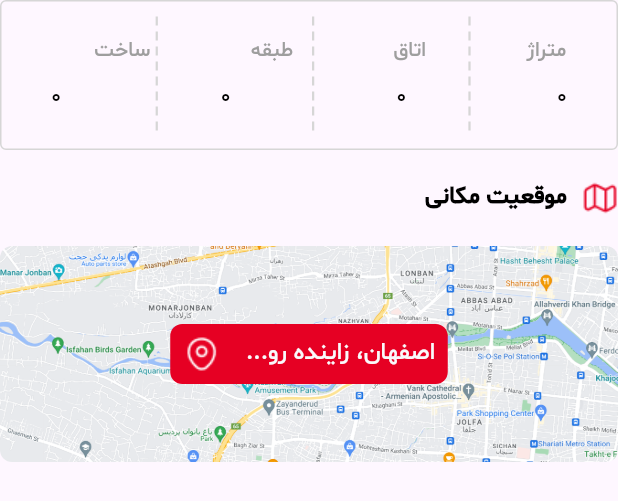
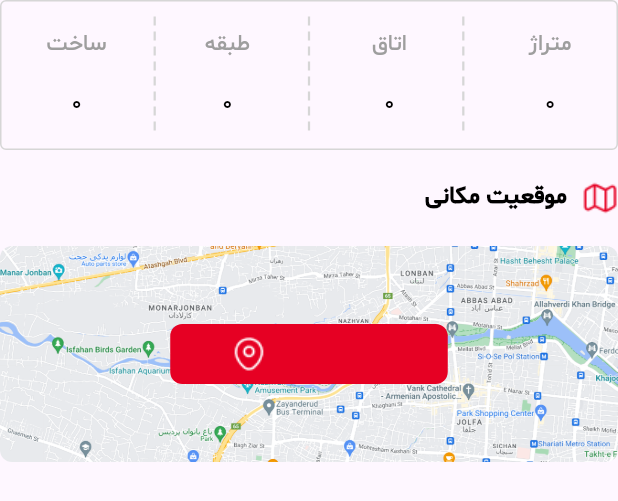
Before and after one commit to HosseinMohammadiii/aviz_project, a Flutter app: the SpecificationBox widget shown alone on an empty page, opened directly with empty values, on a phone screen of 412 x 824 dp. Shown: the top 501 px of the screen. Run offline on Flutter 3.47's test engine with Material 3 defaults, Android fonts, the light colour scheme and no system bars; drawn by our look-alikes of dotted_line; our stand-ins replace dotted_border, image_picker, pinput, smooth_page_indicator, step_progress_indicator.

Commit message:
seven commit

```diff
--- a/lib/class/advertising.dart
+++ b/lib/class/advertising.dart
@@ -5,12 +5,16 @@ class Advertising {
   num? countRom;
   num? floor;
   num? yearBuild;
+  String? title;
+  String? address;
 
   Advertising({
     this.metr,
     this.countRom,
     this.floor,
     this.yearBuild,
+    this.title,
+    this.address,
   });
 }
 
--- a/lib/screen/information_advertising.dart
+++ b/lib/screen/information_advertising.dart
@@ -33,6 +33,19 @@ class _InformationAdvertisingState extends State<InformationAdvertising> {
   ];
 
   int indexContainer = 0;
+
+  txtTitle(String title) {
+    switch (title) {
+      case 'فروش آپارتمان':
+        return 'آپارتمان';
+      case 'فروش ویلا':
+        return 'ویلا';
+      case 'فروش زمین':
+        return 'زمین';
+      default:
+        'آپارتمان';
+    }
+  }
 
   @override
   Widget build(BuildContext context) {
@@ -93,7 +106,7 @@ class _InformationAdvertisingState extends State<InformationAdvertising> {
                   mainAxisAlignment: MainAxisAlignment.spaceBetween,
                   children: [
                     textWidget(
-                      '۱۶ دقیقه پیش در گرگان',
+                      '۱۶ دقیقه پیش در ${widget.advertising.address}',
                       CustomColor.grey500,
                       14,
                       FontWeight.w400,
@@ -107,7 +120,7 @@ class _InformationAdvertisingState extends State<InformationAdvertising> {
                         color: CustomColor.grey200,
                       ),
                       child: textWidget(
-                        'آپارتمان',
+                        txtTitle(widget.advertising.title!),
                         CustomColor.red,
                         14,
                         FontWeight.w400,
@@ -289,8 +302,7 @@ class _SpecificationBoxState extends State<SpecificationBox> {
                 children: [
                   for (var i = 0; i < 3; i++) ...[
                     Padding(
-                      padding:
-                          const EdgeInsets.only(top: 10, bottom: 10, left: 5.5),
+                      padding: const EdgeInsets.only(top: 10, bottom: 10),
                       child: DottedLine(
                         direction: Axis.vertical,
                         dashColor: CustomColor.grey350,
@@ -325,7 +337,7 @@ class _SpecificationBoxState extends State<SpecificationBox> {
         const SizedBox(
           height: 20,
         ),
-        const UploadLocation(),
+        UploadLocation(address: widget.advertising.address!),
       ],
     );
   }
--- a/lib/screen/register_feature_screen.dart
+++ b/lib/screen/register_feature_screen.dart
@@ -33,9 +33,8 @@ class _RegisterFeatureScreenState extends State<RegisterFeatureScreen> {
 
   OverlayEntry? entry;
 
-  double metr = 0;
-
   String txtTitle = 'فروش آپارتمان';
+  String address = '';
 
   @override
   void initState() {
@@ -63,11 +62,11 @@ class _RegisterFeatureScreenState extends State<RegisterFeatureScreen> {
     final size = renderBox.size;
     entry = OverlayEntry(
       builder: (context) => Positioned(
-          width: size.width / 2.6,
+          width: 159,
           child: CompositedTransformFollower(
             link: layerLink,
             showWhenUnlinked: false,
-            offset: Offset(0, size.height / 31),
+            offset: Offset(0, size.height / 35),
             child: SizedBox(
               height: 110,
               child: ScrollConfiguration(
@@ -85,7 +84,8 @@ class _RegisterFeatureScreenState extends State<RegisterFeatureScreen> {
                       },
                       child: Container(
                         alignment: Alignment.topRight,
-                        padding: const EdgeInsets.symmetric(vertical: 4),
+                        padding: const EdgeInsets.symmetric(
+                            vertical: 4, horizontal: 6),
                         color: CustomColor.grey300,
                         child: textWidget(
                           txt[index],
@@ -120,7 +120,7 @@ class _RegisterFeatureScreenState extends State<RegisterFeatureScreen> {
           automaticallyImplyLeading: false,
           flexibleSpace: AppBarWidget(
             stepScreen: 3,
-            screen: const LocatioUpload(),
+            screen: LocatioUpload(),
           ),
         ),
         body: Padding(
@@ -168,6 +168,11 @@ class _RegisterFeatureScreenState extends State<RegisterFeatureScreen> {
                                 color: CustomColor.grey500,
                               ),
                             ),
+                            onChanged: (value) {
+                              setState(() {
+                                address = value;
+                              });
+                            },
                             onTapOutside: (event) {
                               focusNode1.unfocus();
                             },
@@ -298,12 +303,13 @@ class _RegisterFeatureScreenState extends State<RegisterFeatureScreen> {
                   padding: const EdgeInsets.only(bottom: 20, top: 15),
                   child: GestureDetector().textButton(
                     () {
-                      if (controller1.text.isEmpty ||
+                      if (address.isEmpty ||
+                          controller1.text.isEmpty ||
                           controller2.text.isEmpty ||
                           controller3.text.isEmpty ||
                           controller4.text.isEmpty) {
                         displayDialog(
-                            'لطفا تمام ویژگی ها را وارد کنید', context);
+                            'لطفا تمامی فیلد ها را کامل کنید', context);
                       } else {
                         try {
                           num metr = num.parse(controller2.text);
@@ -316,11 +322,15 @@ class _RegisterFeatureScreenState extends State<RegisterFeatureScreen> {
                             countRoom,
                             floor,
                             yearBuild,
+                            txtTitle,
+                            address,
                           );
                           Navigator.push(
                             context,
                             MaterialPageRoute(
-                              builder: (context) => const LocatioUpload(),
+                              builder: (context) => LocatioUpload(
+                                address: address,
+                              ),
                             ),
                           );
                         } catch (e) {
@@ -349,12 +359,16 @@ class _RegisterFeatureScreenState extends State<RegisterFeatureScreen> {
     num countRoom,
     num floor,
     num yearBuild,
+    String title,
+    String address,
   ) {
     Advertising advertising = Advertising(
       metr: metr,
       countRom: countRoom,
       floor: floor,
       yearBuild: yearBuild,
+      title: title,
+      address: address,
     );
     advertisingBox.add(advertising);
   }
--- a/lib/widgets/items_information_advertising.dart
+++ b/lib/widgets/items_information_advertising.dart
@@ -1,3 +1,4 @@
+import 'package:aviz_project/List/list_advertising.dart';
 import 'package:aviz_project/class/advertising.dart';
 import 'package:aviz_project/class/colors.dart';
 import 'package:aviz_project/widgets/text_widget.dart';
@@ -23,69 +24,48 @@ class _ItemInformationState extends State<ItemInformation> {
   @override
   Widget build(BuildContext context) {
     return SafeArea(
-      child: Column(
-        mainAxisAlignment: MainAxisAlignment.center,
-        children: [
-          SizedBox(
-            height: 30,
-            child: ListView.builder(
-              scrollDirection: Axis.horizontal,
-              physics: const NeverScrollableScrollPhysics(),
-              reverse: true,
-              itemCount: listTextTitle.length,
-              itemBuilder: (context, index) {
-                return Padding(
-                  padding: const EdgeInsets.symmetric(horizontal: 33.5),
-                  child: textWidget(
-                    listTextTitle[index],
-                    CustomColor.grey500,
-                    14,
-                    FontWeight.w400,
-                  ),
-                );
-              },
-            ),
-          ),
-          Padding(
-            padding: const EdgeInsets.symmetric(horizontal: 33),
+      child: Padding(
+        padding: const EdgeInsets.symmetric(horizontal: 30),
         child: Row(
           mainAxisAlignment: MainAxisAlignment.spaceBetween,
           children: [
+            informationBoxItem('ساخت', widget.advertising.yearBuild!),
+            Padding(
+              padding: const EdgeInsets.only(right: 16),
+              child: informationBoxItem('طبقه', widget.advertising.floor!),
+            ),
+            Padding(
+              padding: const EdgeInsets.only(right: 16),
+              child: informationBoxItem('اتاق', widget.advertising.countRom!),
+            ),
+            informationBoxItem('متراژ', widget.advertising.metr!),
+          ],
+        ),
+      ),
+    );
+  }
+
+  Column informationBoxItem(
+    String title,
+    num advertising,
+  ) {
+    return Column(
+      mainAxisAlignment: MainAxisAlignment.spaceEvenly,
+      crossAxisAlignment: CrossAxisAlignment.center,
+      children: [
         textWidget(
-                  '${widget.advertising.yearBuild}',
-                  CustomColor.black,
+          title,
+          CustomColor.grey500,
           15,
           FontWeight.w400,
         ),
-                Padding(
-                  padding: const EdgeInsets.only(left: 6),
-                  child: textWidget(
-                    '${widget.advertising.floor}',
-                    CustomColor.black,
-                    15,
-                    FontWeight.w400,
-                  ),
-                ),
-                Padding(
-                  padding: const EdgeInsets.only(left: 10),
-                  child: textWidget(
-                    '${widget.advertising.countRom}',
-                    CustomColor.black,
-                    15,
-                    FontWeight.w400,
-                  ),
-                ),
         textWidget(
-                  '${widget.advertising.metr}',
+          advertising.toString(),
           CustomColor.black,
           15,
           FontWeight.w400,
         ),
       ],
-            ),
-          ),
-        ],
-      ),
     );
   }
 }
--- a/lib/widgets/upload_image.dart
+++ b/lib/widgets/upload_image.dart
@@ -24,7 +24,7 @@ class UploadImage extends StatelessWidget {
           padding: const EdgeInsets.all(4),
           radius: const Radius.circular(4),
           dashPattern: const [8, 4],
-          color: fileImage == null ? CustomColor.grey350 : CustomColor.white,
+          color: fileImage == null ? CustomColor.grey350 : Colors.transparent,
           strokeWidth: 2,
           child: Container(
             height: 144,
--- a/lib/widgets/uploadlocation.dart
+++ b/lib/widgets/uploadlocation.dart
@@ -3,10 +3,11 @@ import 'package:aviz_project/widgets/text_widget.dart';
 import 'package:flutter/material.dart';
 
 class UploadLocation extends StatelessWidget {
-  const UploadLocation({
+  UploadLocation({
     super.key,
+    required this.address,
   });
-
+  String address;
   @override
   Widget build(BuildContext context) {
     return Stack(
@@ -35,7 +36,7 @@ class UploadLocation extends StatelessWidget {
             children: [
               Image.asset('images/location_icon.png'),
               textWidget(
-                'اصفهان، زاینده رو...',
+                address,
                 CustomColor.grey,
                 16,
                 FontWeight.w400,
```
Also changed, not shown: lib/screen/locatin_upload_screen.dart (+8 -3 lines), lib/screen/register_advertising_screen.dart (+18 -5 lines). Lines whose indentation alone changed are shown as unchanged.
